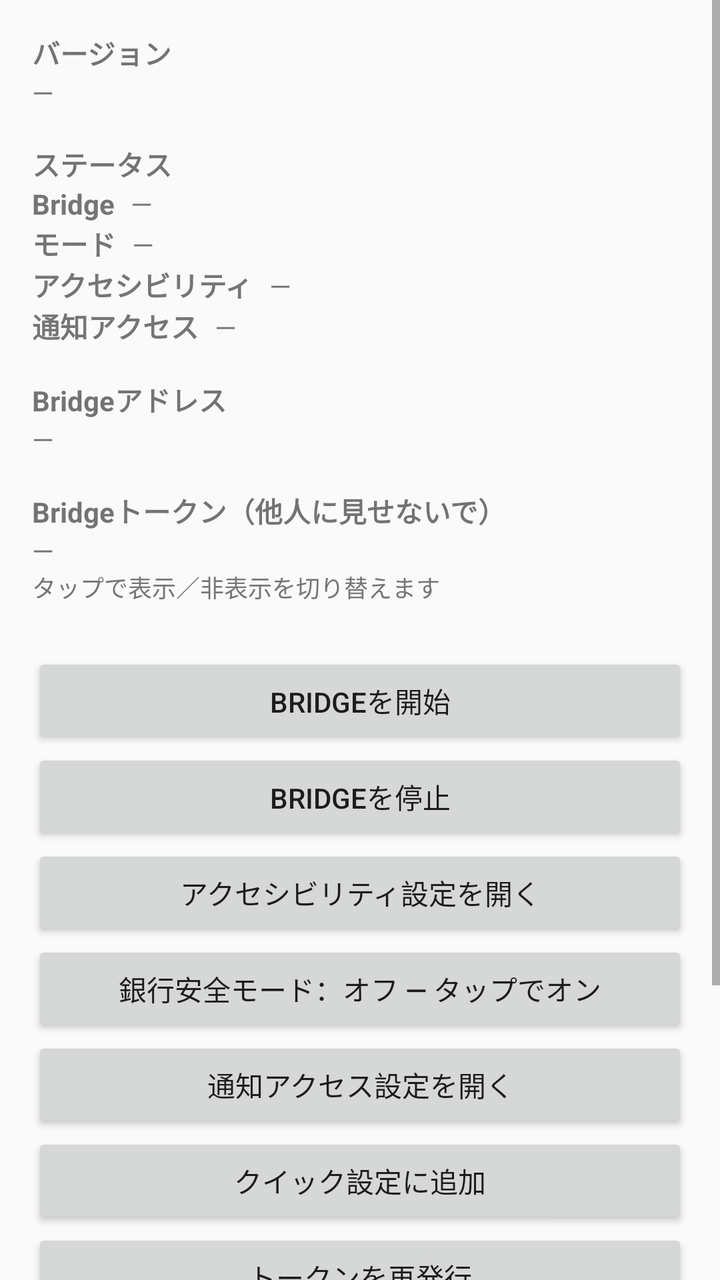
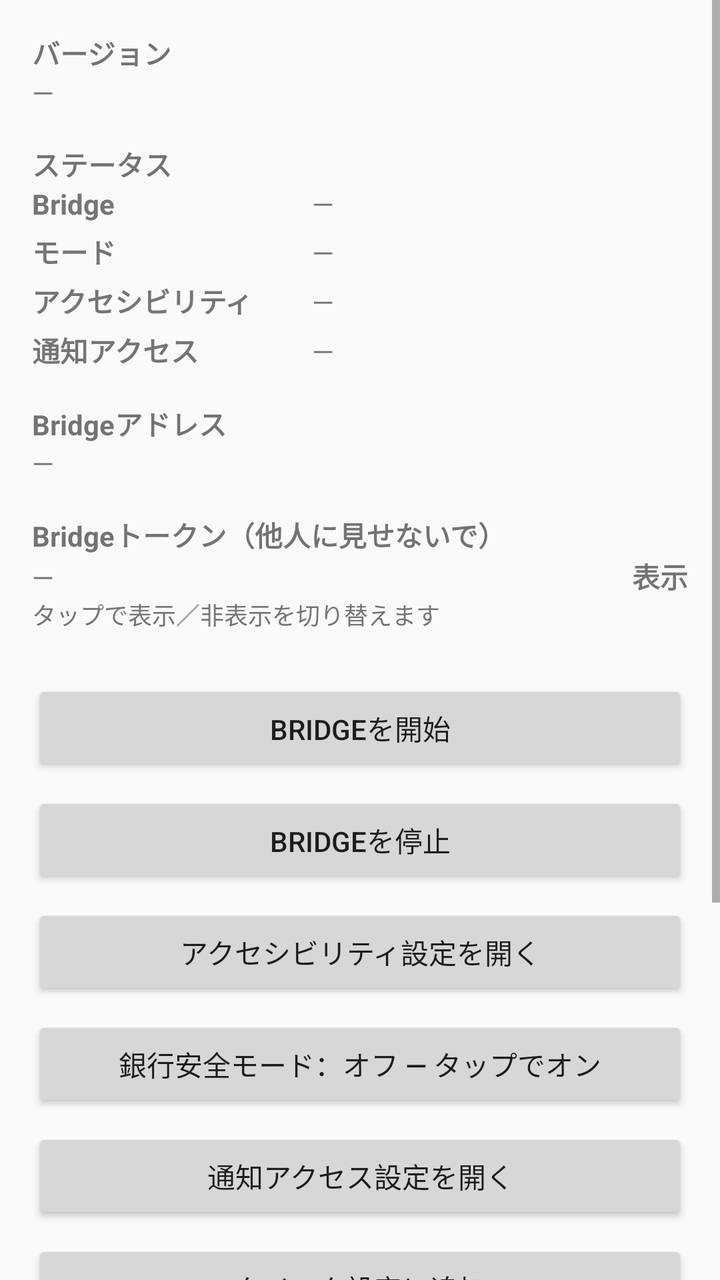

Two renders of the same Android screen: before a commit and after it. Below are the layout's source before the change and the commit's diff.
<!-- AndroidManifest.xml: application theme android:Theme.Material.Light.NoActionBar -->
<!-- res/layout/activity_main.xml -->
<?xml version="1.0" encoding="utf-8"?>
<ScrollView xmlns:android="http://schemas.android.com/apk/res/android"
    android:layout_width="match_parent"
    android:layout_height="match_parent">

    <LinearLayout
        android:layout_width="match_parent"
        android:layout_height="wrap_content"
        android:orientation="vertical"
        android:padding="16dp">

        <TextView
            android:layout_width="wrap_content"
            android:layout_height="wrap_content"
            android:text="@string/title_version"
            android:textStyle="bold" />
        <TextView
            android:id="@+id/version_text"
            android:layout_width="match_parent"
            android:layout_height="wrap_content"
            android:text="—" />

        <TextView
            android:layout_width="wrap_content"
            android:layout_height="wrap_content"
            android:layout_marginTop="16dp"
            android:text="@string/title_status"
            android:textStyle="bold" />
        <LinearLayout
            android:layout_width="match_parent"
            android:layout_height="wrap_content"
            android:orientation="horizontal">
            <TextView
                android:layout_width="wrap_content"
                android:layout_height="wrap_content"
                android:text="@string/status_bridge_label"
                android:textColor="@color/status_neutral"
                android:textStyle="bold" />
            <TextView
                android:id="@+id/status_bridge_value"
                android:layout_width="0dp"
                android:layout_height="wrap_content"
                android:layout_marginStart="8dp"
                android:layout_weight="1"
                android:text="—" />
        </LinearLayout>
        <LinearLayout
            android:layout_width="match_parent"
            android:layout_height="wrap_content"
            android:orientation="horizontal">
            <TextView
                android:layout_width="wrap_content"
                android:layout_height="wrap_content"
                android:text="@string/status_mode_label"
                android:textColor="@color/status_neutral"
                android:textStyle="bold" />
            <TextView
                android:id="@+id/status_mode_value"
                android:layout_width="0dp"
                android:layout_height="wrap_content"
                android:layout_marginStart="8dp"
                android:layout_weight="1"
                android:text="—" />
        </LinearLayout>
        <LinearLayout
            android:layout_width="match_parent"
            android:layout_height="wrap_content"
            android:orientation="horizontal">
            <TextView
                android:layout_width="wrap_content"
                android:layout_height="wrap_content"
                android:text="@string/status_a11y_label"
                android:textColor="@color/status_neutral"
                android:textStyle="bold" />
            <TextView
                android:id="@+id/status_a11y_value"
                android:layout_width="0dp"
                android:layout_height="wrap_content"
                android:layout_marginStart="8dp"
                android:layout_weight="1"
                android:text="—" />
        </LinearLayout>
        <LinearLayout
            android:layout_width="match_parent"
            android:layout_height="wrap_content"
            android:orientation="horizontal">
            <TextView
                android:layout_width="wrap_content"
                android:layout_height="wrap_content"
                android:text="@string/status_notif_label"
                android:textColor="@color/status_neutral"
                android:textStyle="bold" />
            <TextView
                android:id="@+id/status_notif_value"
                android:layout_width="0dp"
                android:layout_height="wrap_content"
                android:layout_marginStart="8dp"
                android:layout_weight="1"
                android:text="—" />
        </LinearLayout>

        <TextView
            android:layout_width="wrap_content"
            android:layout_height="wrap_content"
            android:layout_marginTop="16dp"
            android:text="@string/title_address"
            android:textStyle="bold" />
        <TextView
            android:id="@+id/address_text"
            android:layout_width="match_parent"
            android:layout_height="wrap_content"
            android:text="—" />

        <TextView
            android:layout_width="wrap_content"
            android:layout_height="wrap_content"
            android:layout_marginTop="16dp"
            android:text="@string/title_token"
            android:textStyle="bold" />
        <TextView
            android:id="@+id/token_text"
            android:layout_width="match_parent"
            android:layout_height="wrap_content"
            android:text="—"
            android:textIsSelectable="true" />
        <TextView
            android:layout_width="match_parent"
            android:layout_height="wrap_content"
            android:text="@string/token_toggle_hint"
            android:textColor="@color/status_neutral"
            android:textSize="12sp" />

        <Button
            android:id="@+id/start_button"
            android:layout_width="match_parent"
            android:layout_height="wrap_content"
            android:layout_marginTop="24dp"
            android:text="@string/btn_start" />
        <Button
            android:id="@+id/stop_button"
            android:layout_width="match_parent"
            android:layout_height="wrap_content"
            android:text="@string/btn_stop" />
        <Button
            android:id="@+id/accessibility_button"
            android:layout_width="match_parent"
            android:layout_height="wrap_content"
            android:text="@string/btn_accessibility" />
        <Button
            android:id="@+id/mode_button"
            android:layout_width="match_parent"
            android:layout_height="wrap_content"
            android:text="@string/btn_mode_minimal" />
        <Button
            android:id="@+id/notification_button"
            android:layout_width="match_parent"
            android:layout_height="wrap_content"
            android:text="@string/btn_notification" />
        <Button
            android:id="@+id/add_tile_button"
            android:layout_width="match_parent"
            android:layout_height="wrap_content"
            android:text="@string/btn_add_tile" />
        <Button
            android:id="@+id/regenerate_button"
            android:layout_width="match_parent"
            android:layout_height="wrap_content"
            android:text="@string/btn_regenerate" />
        <Button
            android:id="@+id/log_button"
            android:layout_width="match_parent"
            android:layout_height="wrap_content"
            android:text="@string/btn_log" />

        <TextView
            android:layout_width="match_parent"
            android:layout_height="wrap_content"
            android:layout_marginTop="24dp"
            android:text="@string/hint" />
    </LinearLayout>
</ScrollView>
<!-- resources referenced by this layout -->
<resources>
  <color name="status_neutral">#757575</color>
  <string name="btn_accessibility">アクセシビリティ設定を開く</string>
  <string name="btn_add_tile">クイック設定に追加</string>
  <string name="btn_log">ログを見る</string>
  <string name="btn_mode_minimal">銀行安全モード：オフ — タップでオン</string>
  <string name="btn_notification">通知アクセス設定を開く</string>
  <string name="btn_regenerate">トークンを再発行</string>
  <string name="btn_start">Bridgeを開始</string>
  <string name="btn_stop">Bridgeを停止</string>
  <string name="hint">Bridgeはこの端末内でのみ待ち受けます（Tailscaleアドレスとlocalhost）。すべてのリクエストに上のトークンが必要です。使い終わったらBridgeを停止してください。</string>
  <string name="status_a11y_label">アクセシビリティ</string>
  <string name="status_bridge_label">Bridge</string>
  <string name="status_mode_label">モード</string>
  <string name="status_notif_label">通知アクセス</string>
  <string name="title_address">Bridgeアドレス</string>
  <string name="title_status">ステータス</string>
  <string name="title_token">Bridgeトークン（他人に見せないで）</string>
  <string name="title_version">バージョン</string>
  <string name="token_toggle_hint">タップで表示／非表示を切り替えます</string>
</resources>

<!-- the commit's change to res/layout/activity_main.xml (unified diff, before → after) -->
@@ -31,7 +31,7 @@
             android:layout_height="wrap_content"
             android:orientation="horizontal">
             <TextView
-                android:layout_width="wrap_content"
+                android:layout_width="140dp"
                 android:layout_height="wrap_content"
                 android:text="@string/status_bridge_label"
                 android:textColor="@color/status_neutral"
@@ -40,16 +40,16 @@
                 android:id="@+id/status_bridge_value"
                 android:layout_width="0dp"
                 android:layout_height="wrap_content"
-                android:layout_marginStart="8dp"
-                android:layout_weight="1"
-                android:text="—" />
-        </LinearLayout>
-        <LinearLayout
-            android:layout_width="match_parent"
-            android:layout_height="wrap_content"
-            android:orientation="horizontal">
-            <TextView
-                android:layout_width="wrap_content"
+                android:layout_weight="1"
+                android:text="—" />
+        </LinearLayout>
+        <LinearLayout
+            android:layout_width="match_parent"
+            android:layout_height="wrap_content"
+            android:layout_marginTop="4dp"
+            android:orientation="horizontal">
+            <TextView
+                android:layout_width="140dp"
                 android:layout_height="wrap_content"
                 android:text="@string/status_mode_label"
                 android:textColor="@color/status_neutral"
@@ -58,16 +58,16 @@
                 android:id="@+id/status_mode_value"
                 android:layout_width="0dp"
                 android:layout_height="wrap_content"
-                android:layout_marginStart="8dp"
-                android:layout_weight="1"
-                android:text="—" />
-        </LinearLayout>
-        <LinearLayout
-            android:layout_width="match_parent"
-            android:layout_height="wrap_content"
-            android:orientation="horizontal">
-            <TextView
-                android:layout_width="wrap_content"
+                android:layout_weight="1"
+                android:text="—" />
+        </LinearLayout>
+        <LinearLayout
+            android:layout_width="match_parent"
+            android:layout_height="wrap_content"
+            android:layout_marginTop="4dp"
+            android:orientation="horizontal">
+            <TextView
+                android:layout_width="140dp"
                 android:layout_height="wrap_content"
                 android:text="@string/status_a11y_label"
                 android:textColor="@color/status_neutral"
@@ -76,16 +76,16 @@
                 android:id="@+id/status_a11y_value"
                 android:layout_width="0dp"
                 android:layout_height="wrap_content"
-                android:layout_marginStart="8dp"
-                android:layout_weight="1"
-                android:text="—" />
-        </LinearLayout>
-        <LinearLayout
-            android:layout_width="match_parent"
-            android:layout_height="wrap_content"
-            android:orientation="horizontal">
-            <TextView
-                android:layout_width="wrap_content"
+                android:layout_weight="1"
+                android:text="—" />
+        </LinearLayout>
+        <LinearLayout
+            android:layout_width="match_parent"
+            android:layout_height="wrap_content"
+            android:layout_marginTop="4dp"
+            android:orientation="horizontal">
+            <TextView
+                android:layout_width="140dp"
                 android:layout_height="wrap_content"
                 android:text="@string/status_notif_label"
                 android:textColor="@color/status_neutral"
@@ -94,7 +94,6 @@
                 android:id="@+id/status_notif_value"
                 android:layout_width="0dp"
                 android:layout_height="wrap_content"
-                android:layout_marginStart="8dp"
                 android:layout_weight="1"
                 android:text="—" />
         </LinearLayout>
@@ -117,12 +116,25 @@
             android:layout_marginTop="16dp"
             android:text="@string/title_token"
             android:textStyle="bold" />
-        <TextView
-            android:id="@+id/token_text"
-            android:layout_width="match_parent"
-            android:layout_height="wrap_content"
-            android:text="—"
-            android:textIsSelectable="true" />
+        <LinearLayout
+            android:layout_width="match_parent"
+            android:layout_height="wrap_content"
+            android:orientation="horizontal">
+            <TextView
+                android:id="@+id/token_text"
+                android:layout_width="0dp"
+                android:layout_height="wrap_content"
+                android:layout_weight="1"
+                android:text="—"
+                android:textIsSelectable="true" />
+            <TextView
+                android:id="@+id/token_toggle_label"
+                android:layout_width="wrap_content"
+                android:layout_height="wrap_content"
+                android:layout_marginStart="8dp"
+                android:text="@string/token_show"
+                android:textStyle="bold" />
+        </LinearLayout>
         <TextView
             android:layout_width="match_parent"
             android:layout_height="wrap_content"
@@ -135,47 +147,64 @@
             android:layout_width="match_parent"
             android:layout_height="wrap_content"
             android:layout_marginTop="24dp"
+            android:minHeight="48dp"
             android:text="@string/btn_start" />
         <Button
             android:id="@+id/stop_button"
             android:layout_width="match_parent"
             android:layout_height="wrap_content"
+            android:layout_marginTop="8dp"
+            android:minHeight="48dp"
             android:text="@string/btn_stop" />
         <Button
             android:id="@+id/accessibility_button"
             android:layout_width="match_parent"
             android:layout_height="wrap_content"
+            android:layout_marginTop="8dp"
+            android:minHeight="48dp"
             android:text="@string/btn_accessibility" />
         <Button
             android:id="@+id/mode_button"
             android:layout_width="match_parent"
             android:layout_height="wrap_content"
+            android:layout_marginTop="8dp"
+            android:minHeight="48dp"
             android:text="@string/btn_mode_minimal" />
         <Button
             android:id="@+id/notification_button"
             android:layout_width="match_parent"
             android:layout_height="wrap_content"
+            android:layout_marginTop="8dp"
+            android:minHeight="48dp"
             android:text="@string/btn_notification" />
         <Button
             android:id="@+id/add_tile_button"
             android:layout_width="match_parent"
             android:layout_height="wrap_content"
+            android:layout_marginTop="8dp"
+            android:minHeight="48dp"
             android:text="@string/btn_add_tile" />
         <Button
             android:id="@+id/regenerate_button"
             android:layout_width="match_parent"
             android:layout_height="wrap_content"
+            android:layout_marginTop="8dp"
+            android:minHeight="48dp"
             android:text="@string/btn_regenerate" />
         <Button
             android:id="@+id/log_button"
             android:layout_width="match_parent"
             android:layout_height="wrap_content"
+            android:layout_marginTop="8dp"
+            android:minHeight="48dp"
             android:text="@string/btn_log" />
 
         <TextView
             android:layout_width="match_parent"
             android:layout_height="wrap_content"
             android:layout_marginTop="24dp"
-            android:text="@string/hint" />
+            android:lineSpacingExtra="2dp"
+            android:text="@string/hint"
+            android:textColor="#424242" />
     </LinearLayout>
 </ScrollView>
<!-- resource entries referenced after the edit -->
@@ -18,6 +18,7 @@
   <string name="title_status">ステータス</string>
   <string name="title_token">Bridgeトークン（他人に見せないで）</string>
   <string name="title_version">バージョン</string>
+  <string name="token_show">表示</string>
   <string name="token_toggle_hint">タップで表示／非表示を切り替えます</string>
 </resources>
 
